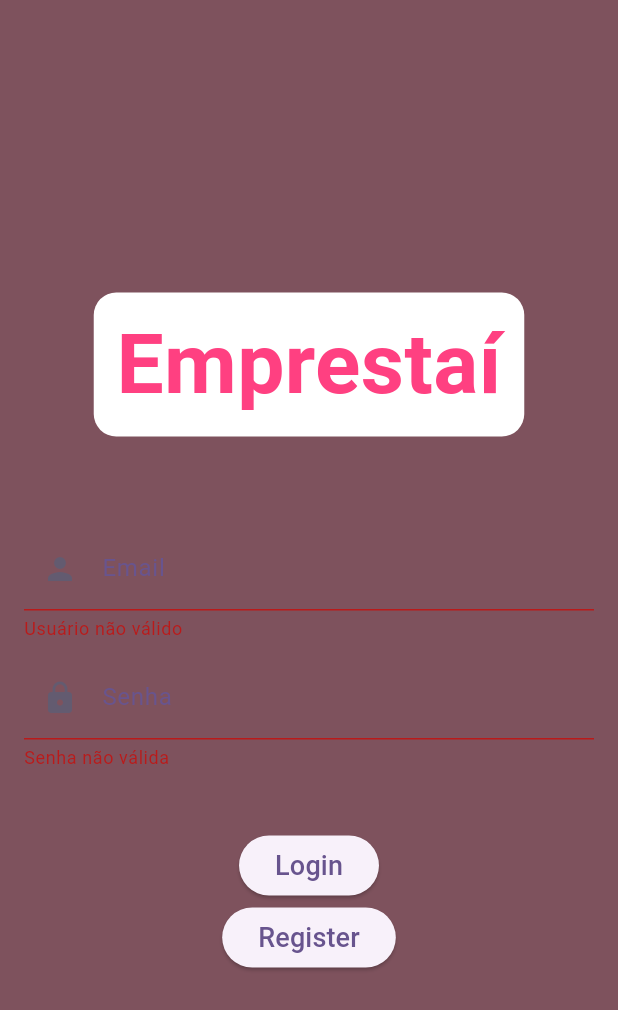
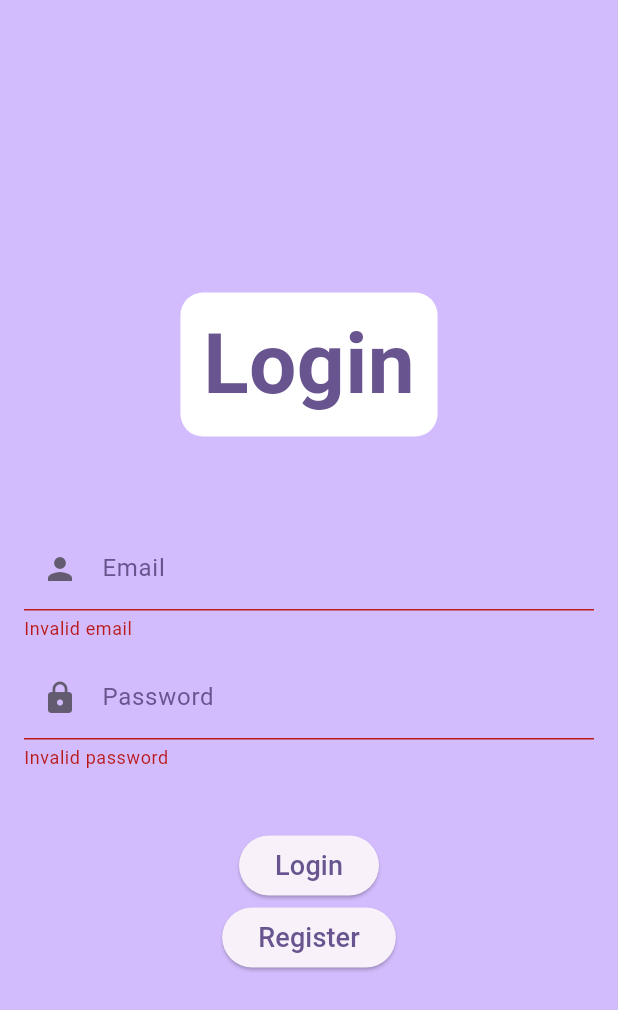
Before and after one commit to Luana-RB/Flutter_Login-Register, a Flutter app: the LoginPage screen opened directly, after a tap on "Login", on a phone screen of 412 x 824 dp. Shown: the top 1010 px of the screen. Run offline on Flutter 3.47's test engine with Material 2 defaults, Android fonts, the phone set to English and light mode, and no system bars; our stand-ins replace shared_preferences; accounts and stored records are empty; Roboto replaces fonts that are missing (Ubuntu).

```diff
--- a/loginapp/lib/views/login_page.dart
+++ b/loginapp/lib/views/login_page.dart
@@ -49,7 +49,7 @@ class _LoginPageState extends State<LoginPage> {
             List<User> allUsers = snapshot.data!;
 
             return Scaffold(
-              backgroundColor: Theme.of(context).colorScheme.tertiary,
+              backgroundColor: Theme.of(context).colorScheme.inversePrimary,
               body: Padding(
                 padding: const EdgeInsets.all(16.0),
                 child: Column(
@@ -68,16 +68,17 @@ class _LoginPageState extends State<LoginPage> {
                                     Theme.of(context).colorScheme.onTertiary),
                             child: ClipRRect(
                               borderRadius: BorderRadius.circular(10.0),
-                              child: const Padding(
-                                padding:
-                                    EdgeInsets.fromLTRB(15.0, 8.0, 15.0, 8.0),
+                              child: Padding(
+                                padding: const EdgeInsets.fromLTRB(
+                                    15.0, 8.0, 15.0, 8.0),
                                 child: Text(
-                                  'Emprestaí',
+                                  'Login',
                                   style: TextStyle(
                                     fontFamily: 'Ubuntu',
                                     fontWeight: FontWeight.bold,
                                     fontSize: 56,
-                                    color: Colors.pinkAccent,
+                                    color:
+                                        Theme.of(context).colorScheme.primary,
                                   ),
                                 ),
                               ),
@@ -95,13 +96,13 @@ class _LoginPageState extends State<LoginPage> {
                                 controller: emailController,
                                 validator: (value) {
                                   if (value == null || value.trim().isEmpty) {
-                                    return ('Usuário não válido');
+                                    return ('Invalid email');
                                   }
                                   if (allUsers
                                       .any((user) => user.email == value)) {
                                     return null;
                                   } else {
-                                    return ('Usuário não existe');
+                                    return ('Email does not exist');
                                   }
                                 },
                                 decoration: InputDecoration(
@@ -117,7 +118,7 @@ class _LoginPageState extends State<LoginPage> {
                                 ),
                               ),
                               const SizedBox(height: 10),
-                              // Password Form
+// Password Form
                               TextFormField(
                                 style: TextStyle(
                                     color: Theme.of(context)
@@ -126,7 +127,7 @@ class _LoginPageState extends State<LoginPage> {
                                 controller: passwordController,
                                 validator: (value) {
                                   if (value == null || value.trim().isEmpty) {
-                                    return ('Senha não válida');
+                                    return ('Invalid password');
                                   }
 
                                   userLog = allUsers.firstWhere(
@@ -137,12 +138,12 @@ class _LoginPageState extends State<LoginPage> {
                                   if (userLog?.password == value) {
                                     return null;
                                   } else {
-                                    return 'Senha incorreta';
+                                    return 'Incorrect password';
                                   }
                                 },
                                 obscureText: true,
                                 decoration: InputDecoration(
-                                  labelText: 'Senha',
+                                  labelText: 'Password',
                                   labelStyle: TextStyle(
                                       color: Theme.of(context)
                                           .colorScheme
```
Also changed, not shown: loginapp/lib/main.dart (+17 -6 lines), loginapp/lib/views/register_page.dart (+10 -6 lines).
